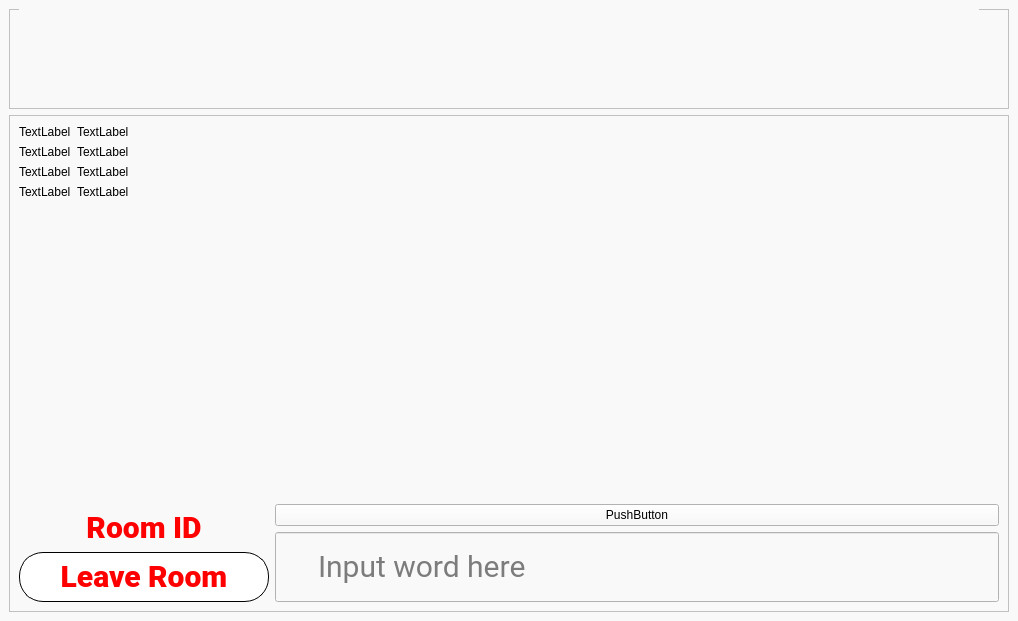
shannon1102/NetWork2021, file QT_UI/Linking_Word_Game_UI/playscreen.ui: the form before one commit.
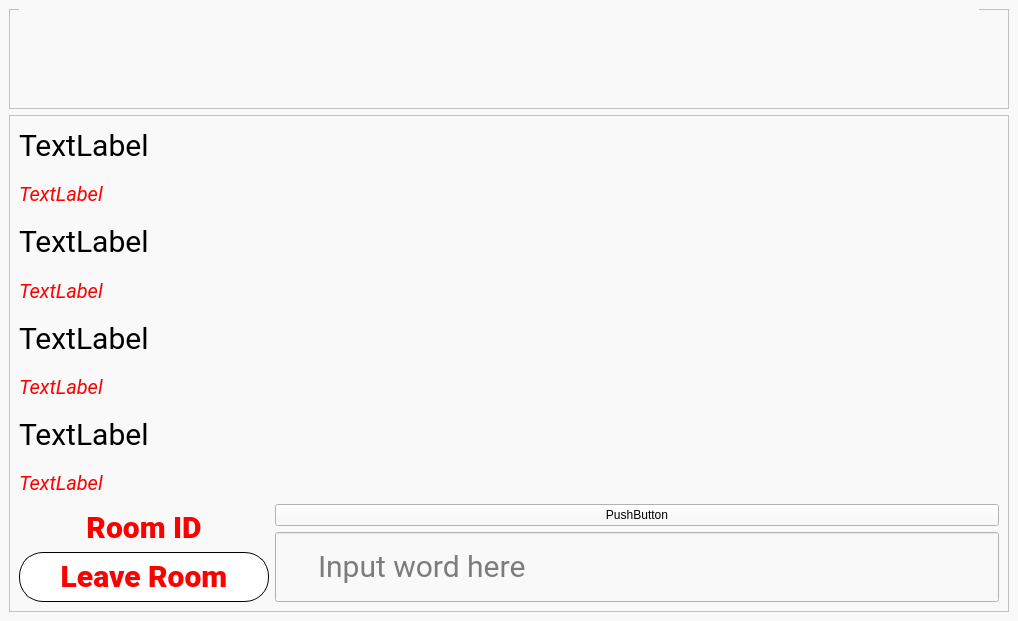
The form after the commit. Icons and pictures are not drawn.

```diff
--- a/QT_UI/Linking_Word_Game_UI/playscreen.ui
+++ b/QT_UI/Linking_Word_Game_UI/playscreen.ui
@@ -85,58 +85,134 @@
          <item>
           <layout class="QVBoxLayout" name="verticalLayout_2">
            <item>
-            <layout class="QFormLayout" name="formLayout">
-             <item row="0" column="0">
+            <layout class="QVBoxLayout" name="verticalLayout_4">
+             <item>
               <widget class="QLabel" name="player_1">
+               <property name="styleSheet">
+                <string notr="true">font-family: Roboto;
+font-style: normal;
+font-weight: normal;
+font-size: 30px;
+line-height: 56px;
+
+color: #000000;</string>
+               </property>
                <property name="text">
                 <string>TextLabel</string>
                </property>
               </widget>
              </item>
-             <item row="0" column="1">
+             <item>
               <widget class="QLabel" name="time_1">
+               <property name="styleSheet">
+                <string notr="true">font-family: Roboto;
+color: rgb(255, 0, 0);
+font-style: italic;
+font-weight: normal;
+font-size: 20px;
+line-height: 56px;
+
+color: #ff0000;</string>
+               </property>
                <property name="text">
                 <string>TextLabel</string>
                </property>
               </widget>
              </item>
-             <item row="1" column="0">
+             <item>
               <widget class="QLabel" name="player_2">
+               <property name="styleSheet">
+                <string notr="true">font-family: Roboto;
+font-style: normal;
+font-weight: normal;
+font-size: 30px;
+line-height: 56px;
+
+color: #000000;</string>
+               </property>
                <property name="text">
                 <string>TextLabel</string>
                </property>
               </widget>
              </item>
-             <item row="1" column="1">
+             <item>
               <widget class="QLabel" name="time_2">
+               <property name="styleSheet">
+                <string notr="true">font-family: Roboto;
+color: rgb(255, 0, 0);
+font-style: italic;
+font-weight: normal;
+font-size: 20px;
+line-height: 56px;
+
+color: #ff0000;</string>
+               </property>
                <property name="text">
                 <string>TextLabel</string>
                </property>
               </widget>
              </item>
-             <item row="2" column="0">
+             <item>
               <widget class="QLabel" name="player_3">
+               <property name="styleSheet">
+                <string notr="true">font-family: Roboto;
+font-style: normal;
+font-weight: normal;
+font-size: 30px;
+line-height: 56px;
+
+color: #000000;</string>
+               </property>
                <property name="text">
                 <string>TextLabel</string>
                </property>
               </widget>
              </item>
-             <item row="2" column="1">
+             <item>
               <widget class="QLabel" name="time_3">
+               <property name="styleSheet">
+                <string notr="true">font-family: Roboto;
+color: rgb(255, 0, 0);
+font-style: italic;
+font-weight: normal;
+font-size: 20px;
+line-height: 56px;
+
+color: #ff0000;</string>
+               </property>
                <property name="text">
                 <string>TextLabel</string>
                </property>
               </widget>
              </item>
-             <item row="3" column="0">
+             <item>
               <widget class="QLabel" name="player_4">
+               <property name="styleSheet">
+                <string notr="true">font-family: Roboto;
+font-style: normal;
+font-weight: normal;
+font-size: 30px;
+line-height: 56px;
+
+color: #000000;</string>
+               </property>
                <property name="text">
                 <string>TextLabel</string>
                </property>
               </widget>
              </item>
-             <item row="3" column="1">
+             <item>
               <widget class="QLabel" name="time_4">
+               <property name="styleSheet">
+                <string notr="true">font-family: Roboto;
+color: rgb(255, 0, 0);
+font-style: italic;
+font-weight: normal;
+font-size: 20px;
+line-height: 56px;
+
+color: #ff0000;</string>
+               </property>
                <property name="text">
                 <string>TextLabel</string>
                </property>
```
